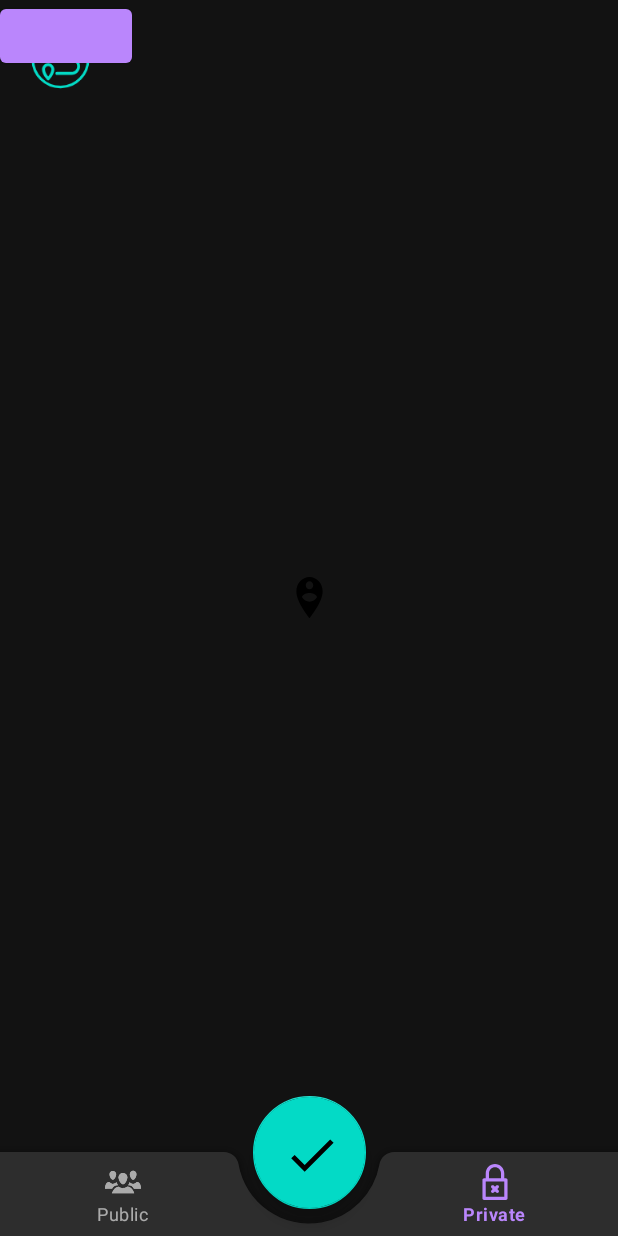
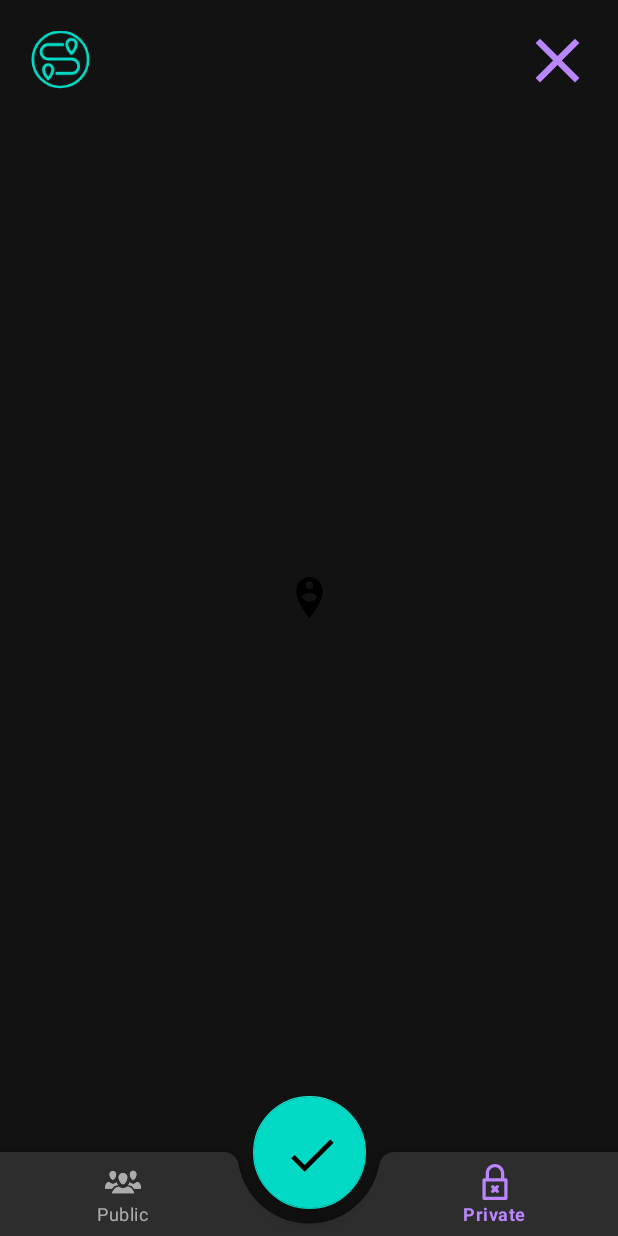
Before and after one commit to bogdanboiko/Trampled_trails, an Android app: the screen it shows after launch (MainActivity), item 3 of the bottom bar chosen, on a phone screen of 412 x 824 dp. Run offline under Robolectric (Android 15) with nearby library versions, the phone set to English and light mode, and no system bars; libraries missing offline, so code that uses them is left out: com.mapbox.geojson, com.mapbox.maps; plain views replace MapView; 2 statements that could not run were skipped.

Commit message:
/feature_switch_creator_mod rename close icon, refactor code

```diff
--- a/app/src/main/java/com/example/gh_coursework/MainActivity.kt
+++ b/app/src/main/java/com/example/gh_coursework/MainActivity.kt
@@ -59,8 +59,10 @@ class MainActivity : AppCompatActivity() {
 
         binding.checkboxRoutePlace.setOnCheckedChangeListener { _, b ->
             if (b) {
-                navController.navigate(PrivatePointsFragmentDirections
-                            .actionPrivatePointsFragmentToPrivateRoutesFragment())
+                navController.navigate(
+                    PrivatePointsFragmentDirections
+                        .actionPrivatePointsFragmentToPrivateRoutesFragment()
+                )
             } else {
                 navController.popBackStack()
             }
--- a/app/src/main/res/layout/activity_main.xml
+++ b/app/src/main/res/layout/activity_main.xml
@@ -24,8 +24,11 @@
     <Button
         android:id="@+id/cancelButton"
         android:visibility="invisible"
-        android:layout_width="wrap_content"
-        android:layout_height="wrap_content"
+        android:layout_gravity="end"
+        android:background="@drawable/ic_close"
+        android:layout_width="50dp"
+        android:layout_margin="15dp"
+        android:layout_height="50dp"
         android:elevation="2dp" />
 
     <androidx.fragment.app.FragmentContainerView
--- a/app/src/main/res/layout/item_annotation_view.xml
+++ b/app/src/main/res/layout/item_annotation_view.xml
@@ -24,7 +24,7 @@
         android:id="@+id/closeNativeView"
         android:layout_width="wrap_content"
         android:layout_height="wrap_content"
-        android:src="@drawable/ic_close_annotation_view"
+        android:src="@drawable/ic_close"
         app:layout_constraintEnd_toEndOf="parent"
         app:layout_constraintTop_toTopOf="parent" />
 
```
